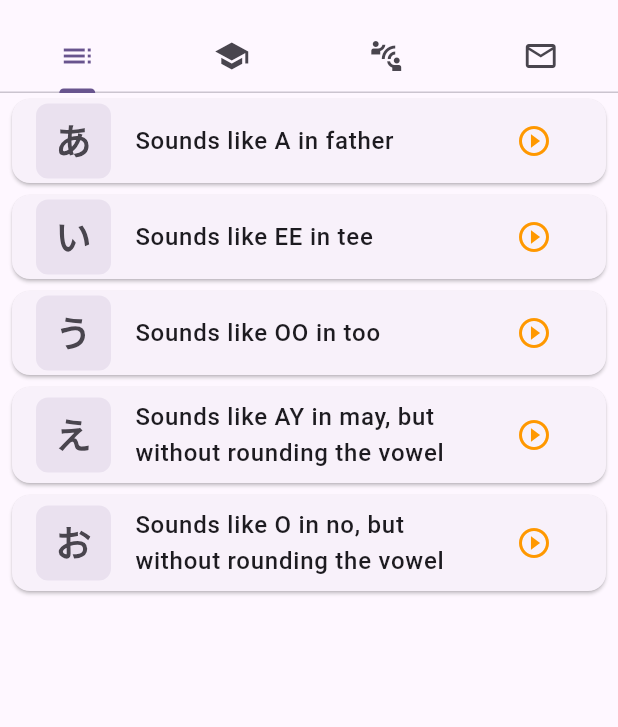
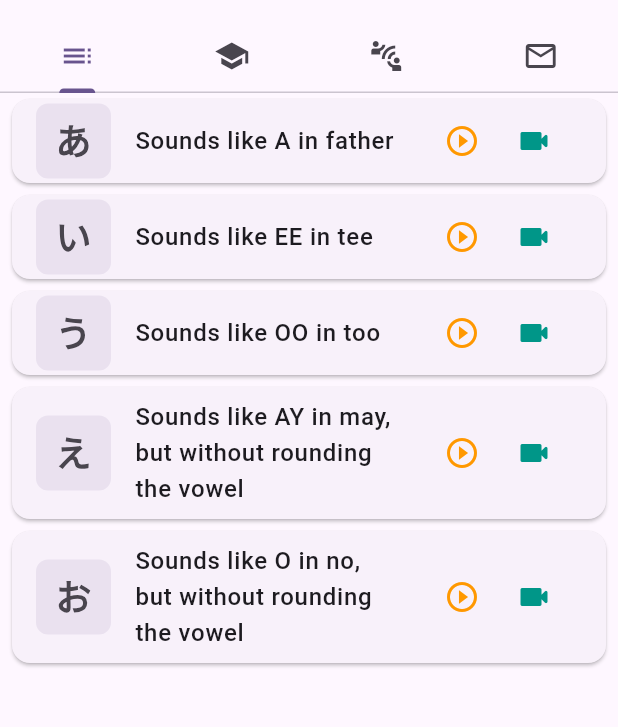
Before and after one commit to japinell/flutter_globoscript, a Flutter app: the screen it shows after launch, on a phone screen of 412 x 824 dp, the part 63-790 px from its top. Run offline on Flutter 3.47's test engine with Material 3 defaults, Android fonts, the phone set to English and light mode, and no system bars; our stand-ins replace audioplayers.

Commit message:
Added play video button to GlyphListWidget

```diff
--- a/lib/widgets/glyph_list.dart
+++ b/lib/widgets/glyph_list.dart
@@ -189,6 +189,18 @@ class _GlyphListWidgetState extends State<GlyphListWidget> {
                           ? "Play audio"
                           : "No audio available",
                     ),
+                    IconButton(
+                      onPressed: () {
+                        if (glyph.video.isNotEmpty) {
+                          _playVideo(glyph.video);
+                        }
+                      },
+                      icon: const Icon(Icons.videocam_rounded),
+                      color: Colors.teal,
+                      tooltip: glyph.video.isNotEmpty
+                          ? "Play video"
+                          : "No video available",
+                    ),
                   ],
                 ),
                 onTap: () {
```
